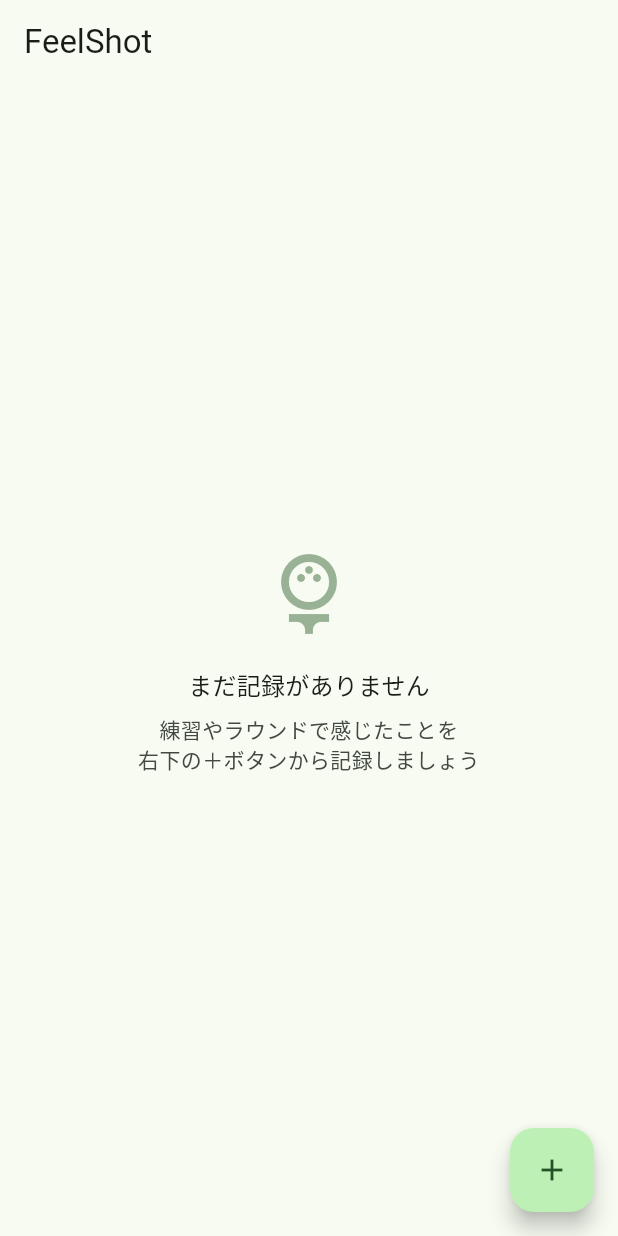
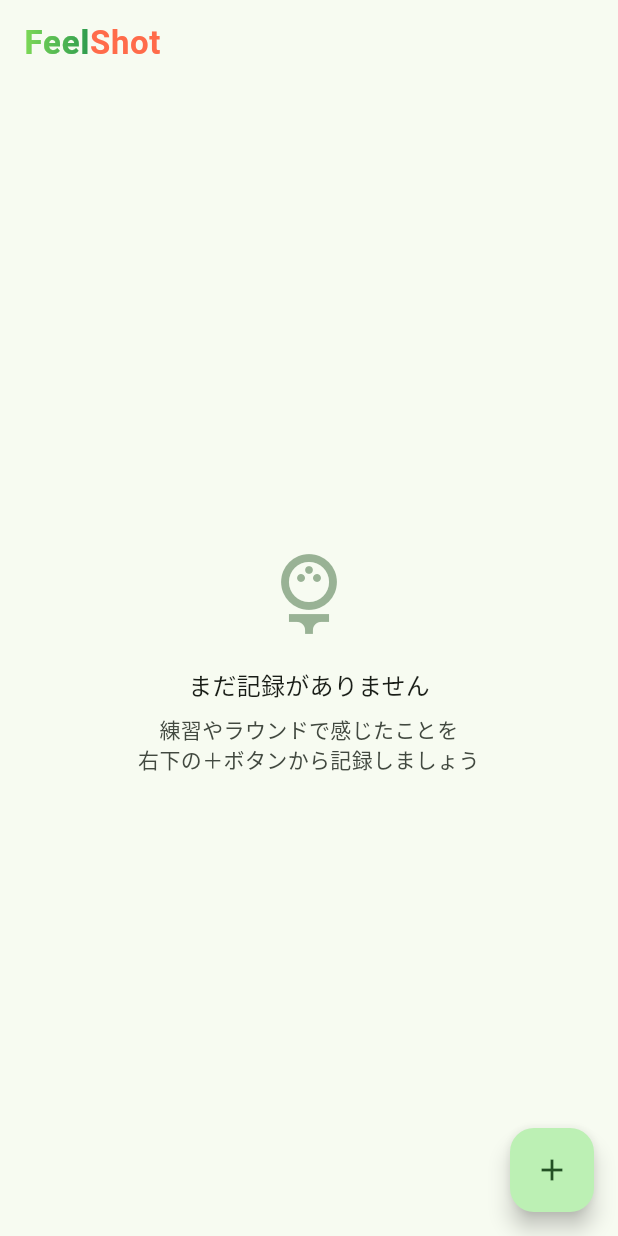
Before and after one commit to mjj-0703/golf-record-app, a Flutter app: the screen it shows after launch, on a phone screen of 412 x 824 dp. Run offline on Flutter 3.47's test engine with Material 3 defaults, Android fonts, the phone set to English and light mode, and no system bars; our stand-ins replace shared_preferences.

Commit message:
Add styled FeelShot wordmark to the app bar.
Combine gradient Feel text with coral Shot accent to match the app icon branding.

Co-authored-by: Cursor <cursoragent@cursor.com>

```diff
--- a/lib/pages/record_list_page.dart
+++ b/lib/pages/record_list_page.dart
@@ -6,6 +6,7 @@ import 'package:golf_record_app/pages/record_form_page.dart';
 import 'package:golf_record_app/services/record_storage.dart';
 import 'package:golf_record_app/utils/club_tag_utils.dart';
 import 'package:golf_record_app/utils/date_formatter.dart';
+import 'package:golf_record_app/widgets/feelshot_title.dart';
 import 'package:golf_record_app/widgets/record_card.dart';
 
 class RecordListPage extends StatefulWidget {
@@ -378,7 +379,7 @@ class _RecordListPageState extends State<RecordListPage> {
   @override
   Widget build(BuildContext context) {
     return Scaffold(
-      appBar: AppBar(title: const Text('FeelShot')),
+      appBar: AppBar(title: FeelShotTitle()),
       body: _isLoading
           ? const Center(child: CircularProgressIndicator())
           : _records.isEmpty
--- /dev/null
+++ b/lib/widgets/feelshot_title.dart
@@ -0,0 +1,44 @@
+import 'package:flutter/material.dart';
+
+/// AppBar 用 FeelShot ワードマーク（Feel=グラデ / Shot=コーラル）
+class FeelShotTitle extends StatelessWidget {
+  const FeelShotTitle({super.key, this.fontSize = 22});
+
+  final double fontSize;
+
+  static const _feelGradient = LinearGradient(
+    colors: [Color(0xFF7ED957), Color(0xFF2D9B4E)],
+  );
+
+  static const _shotColor = Color(0xFFFF6B4A);
+
+  @override
+  Widget build(BuildContext context) {
+    final feelStyle = TextStyle(
+      fontSize: fontSize,
+      fontWeight: FontWeight.w700,
+      letterSpacing: 0.6,
+      height: 1,
+    );
+    final shotStyle = feelStyle.copyWith(
+      color: _shotColor,
+      letterSpacing: 0.4,
+    );
+
+    return Row(
+      mainAxisSize: MainAxisSize.min,
+      crossAxisAlignment: CrossAxisAlignment.baseline,
+      textBaseline: TextBaseline.alphabetic,
+      children: [
+        ShaderMask(
+          blendMode: BlendMode.srcIn,
+          shaderCallback: (bounds) => _feelGradient.createShader(
+            Rect.fromLTWH(0, 0, bounds.width, bounds.height),
+          ),
+          child: Text('Feel', style: feelStyle.copyWith(color: Colors.white)),
+        ),
+        Text('Shot', style: shotStyle),
+      ],
+    );
+  }
+}
```
Also changed, not shown: 1 other file.
